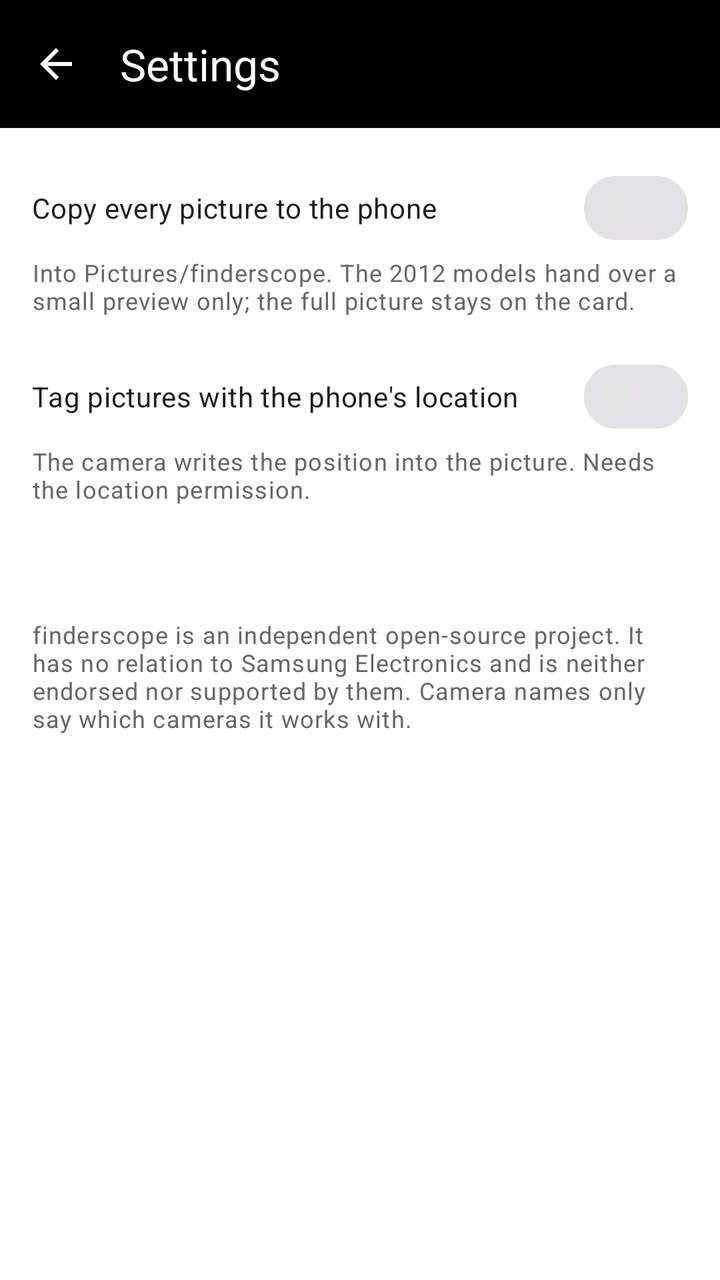
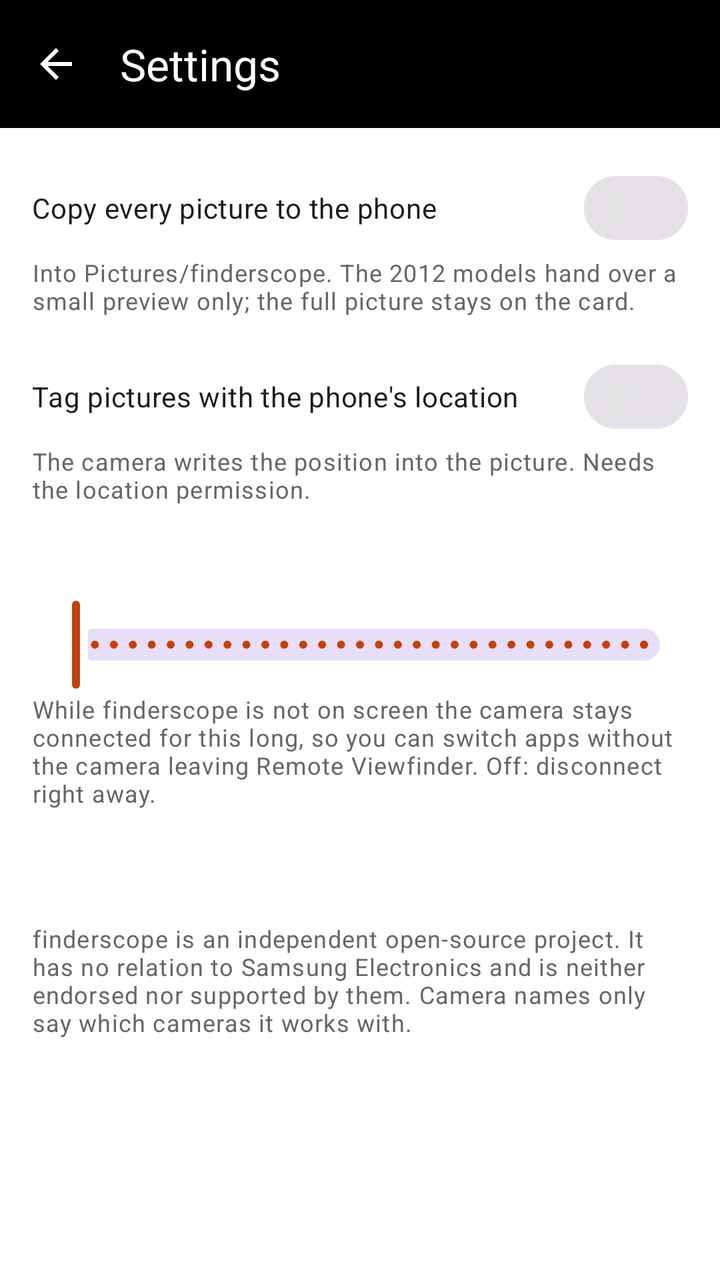

Compare the two renders of this Android layout. The source of the first and the diff that turns it into the second are given below.
<!-- AndroidManifest.xml: application theme Theme.Finderscope -->
<!-- res/layout/activity_settings.xml -->
<?xml version="1.0" encoding="utf-8"?>
<LinearLayout xmlns:android="http://schemas.android.com/apk/res/android"
    xmlns:app="http://schemas.android.com/apk/res-auto"
    android:id="@+id/root"
    android:layout_width="match_parent"
    android:layout_height="match_parent"
    android:background="?attr/colorSurface"
    android:orientation="vertical">

    <com.google.android.material.appbar.MaterialToolbar
        android:id="@+id/toolbar"
        style="@style/Widget.Finderscope.Toolbar"
        android:layout_width="match_parent"
        android:layout_height="wrap_content"
        android:minHeight="?attr/actionBarSize"
        app:navigationIcon="@drawable/ic_back"
        app:title="@string/settings" />

    <ScrollView
        android:layout_width="match_parent"
        android:layout_height="match_parent">

        <LinearLayout
            android:layout_width="match_parent"
            android:layout_height="wrap_content"
            android:orientation="vertical"
            android:padding="16dp">

            <com.google.android.material.materialswitch.MaterialSwitch
                android:id="@+id/savePictures"
                android:layout_width="match_parent"
                android:layout_height="wrap_content"
                android:text="@string/save_pictures" />

            <TextView
                android:layout_width="match_parent"
                android:layout_height="wrap_content"
                android:text="@string/save_pictures_hint"
                android:textAppearance="?attr/textAppearanceBodySmall"
                android:textColor="?attr/colorOnSurfaceVariant" />

            <com.google.android.material.materialswitch.MaterialSwitch
                android:id="@+id/gpsTag"
                android:layout_width="match_parent"
                android:layout_height="wrap_content"
                android:layout_marginTop="16dp"
                android:text="@string/gps_tag" />

            <TextView
                android:layout_width="match_parent"
                android:layout_height="wrap_content"
                android:text="@string/gps_tag_hint"
                android:textAppearance="?attr/textAppearanceBodySmall"
                android:textColor="?attr/colorOnSurfaceVariant" />

            <TextView
                android:id="@+id/version"
                android:layout_width="match_parent"
                android:layout_height="wrap_content"
                android:layout_marginTop="32dp"
                android:textAppearance="?attr/textAppearanceBodySmall"
                android:textColor="?attr/colorOnSurfaceVariant" />

            <TextView
                android:layout_width="match_parent"
                android:layout_height="wrap_content"
                android:layout_marginTop="8dp"
                android:text="@string/disclaimer"
                android:textAppearance="?attr/textAppearanceBodySmall"
                android:textColor="?attr/colorOnSurfaceVariant" />
        </LinearLayout>
    </ScrollView>
</LinearLayout>
<!-- resources referenced by this layout -->
<resources>
  <!-- drawable ic_back (drawable) -->
  <?xml version="1.0" encoding="utf-8"?>
  <vector xmlns:android="http://schemas.android.com/apk/res/android"
      android:width="24dp" android:height="24dp" android:viewportWidth="24" android:viewportHeight="24" android:tint="?attr/colorControlNormal">
      <path android:fillColor="#FFFFFF" android:pathData="M20,11H7.83l5.59,-5.59L12,4l-8,8 8,8 1.41,-1.41L7.83,13H20v-2z" />
  </vector>
  <string name="disclaimer">finderscope is an independent open-source project. It has no relation to Samsung Electronics and is neither endorsed nor supported by them. Camera names only say which cameras it works with.</string>
  <string name="gps_tag">Tag pictures with the phone\'s location</string>
  <string name="gps_tag_hint">The camera writes the position into the picture. Needs the location permission.</string>
  <string name="save_pictures">Copy every picture to the phone</string>
  <string name="save_pictures_hint">Into Pictures/finderscope. The 2012 models hand over a small preview only; the full picture stays on the card.</string>
  <string name="settings">Settings</string>
  <style name="Widget.Finderscope.Toolbar" parent="Widget.Material3.Toolbar">
          <item name="android:background">@color/finder_bg</item>
          <item name="titleTextColor">@color/finder_fg</item>
          <item name="subtitleTextColor">#BBBBBB</item>
          <item name="android:theme">@style/ThemeOverlay.Finderscope.Toolbar</item>
      </style>
  <style name="Theme.Finderscope" parent="Theme.Material3.DayNight.NoActionBar">
          <item name="colorPrimary">@color/primary</item>
          <item name="colorOnPrimary">@color/on_primary</item>
          <item name="colorPrimaryContainer">@color/primary_container</item>
          <item name="colorOnPrimaryContainer">@color/on_primary_container</item>
          <item name="colorSurface">@color/surface</item>
          <item name="colorOnSurface">@color/on_surface</item>
          <item name="colorSurfaceContainer">@color/surface_container</item>
          <item name="colorOnSurfaceVariant">@color/on_surface_variant</item>
          <item name="colorOutline">@color/outline</item>
          <item name="colorError">@color/error</item>
          <item name="android:windowBackground">@color/surface</item>
          
          
          <item name="android:statusBarColor">@android:color/transparent</item>
          <item name="android:navigationBarColor">@android:color/transparent</item>
          <item name="android:windowLightStatusBar">false</item>
          <item name="android:windowLightNavigationBar">false</item>
      </style>
  <color name="finder_bg">#000000</color>
  <color name="finder_fg">#FFFFFF</color>
  <style name="ThemeOverlay.Finderscope.Toolbar" parent="ThemeOverlay.Material3.Dark">
          <item name="colorControlNormal">@color/finder_fg</item>
          <item name="colorOnSurface">@color/finder_fg</item>
      </style>
  <color name="primary">#C2410C</color>
  <color name="on_primary">#FFFFFF</color>
  <color name="primary_container">#FFE3D3</color>
  <color name="on_primary_container">#4A1503</color>
  <color name="surface">#FFFFFF</color>
  <color name="on_surface">#1A1A1A</color>
  <color name="surface_container">#F7F7F7</color>
  <color name="on_surface_variant">#666666</color>
  <color name="outline">#E3E3E3</color>
  <color name="error">#C62828</color>
</resources>

<!-- the commit's change to res/layout/activity_settings.xml (unified diff, before → after) -->
@@ -54,6 +54,29 @@
                 android:textColor="?attr/colorOnSurfaceVariant" />
 
             <TextView
+                android:id="@+id/awayLabel"
+                android:layout_width="match_parent"
+                android:layout_height="wrap_content"
+                android:layout_marginTop="24dp"
+                android:textAppearance="?attr/textAppearanceBodyLarge" />
+
+            <com.google.android.material.slider.Slider
+                android:id="@+id/awayMinutes"
+                android:layout_width="match_parent"
+                android:layout_height="wrap_content"
+                android:contentDescription="@string/away_title"
+                android:stepSize="1"
+                android:valueFrom="0"
+                android:valueTo="30" />
+
+            <TextView
+                android:layout_width="match_parent"
+                android:layout_height="wrap_content"
+                android:text="@string/away_hint"
+                android:textAppearance="?attr/textAppearanceBodySmall"
+                android:textColor="?attr/colorOnSurfaceVariant" />
+
+            <TextView
                 android:id="@+id/version"
                 android:layout_width="match_parent"
                 android:layout_height="wrap_content"
<!-- resource entries referenced after the edit -->
@@ -6,6 +6,8 @@
       android:width="24dp" android:height="24dp" android:viewportWidth="24" android:viewportHeight="24" android:tint="?attr/colorControlNormal">
       <path android:fillColor="#FFFFFF" android:pathData="M20,11H7.83l5.59,-5.59L12,4l-8,8 8,8 1.41,-1.41L7.83,13H20v-2z" />
   </vector>
+  <string name="away_hint">While finderscope is not on screen the camera stays connected for this long, so you can switch apps without the camera leaving Remote Viewfinder. Off: disconnect right away.</string>
+  <string name="away_title">Stay connected in the background</string>
   <string name="disclaimer">finderscope is an independent open-source project. It has no relation to Samsung Electronics and is neither endorsed nor supported by them. Camera names only say which cameras it works with.</string>
   <string name="gps_tag">Tag pictures with the phone\'s location</string>
   <string name="gps_tag_hint">The camera writes the position into the picture. Needs the location permission.</string>
